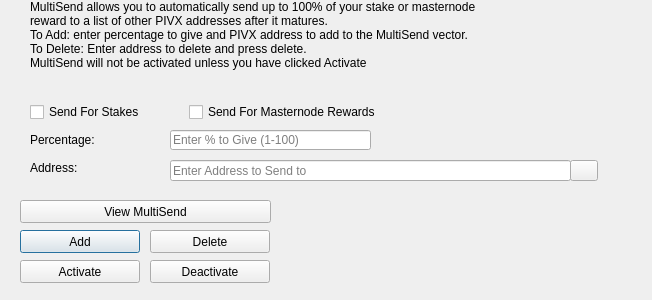
GhostAlexe/dwe, file src/qt/forms/multisenddialog.ui: the form before one commit.
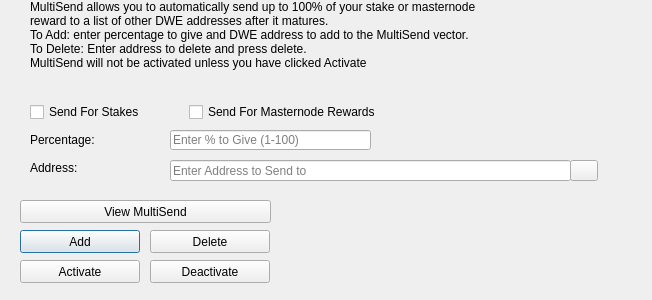
The form after the commit. Icons and pictures are not drawn.

```diff
--- a/src/qt/forms/multisenddialog.ui
+++ b/src/qt/forms/multisenddialog.ui
@@ -61,8 +61,8 @@
     <number>1</number>
    </property>
    <property name="text">
-    <string>MultiSend allows you to automatically send up to 100% of your stake or masternode reward to a list of other PIVX addresses after it matures.
-To Add: enter percentage to give and PIVX address to add to the MultiSend vector.
+    <string>MultiSend allows you to automatically send up to 100% of your stake or masternode reward to a list of other DWE addresses after it matures.
+To Add: enter percentage to give and DWE address to add to the MultiSend vector.
 To Delete: Enter address to delete and press delete.
 MultiSend will not be activated unless you have clicked Activate</string>
    </property>
```
Left out of the diff: 4 changed lines with no effect on the pictures.
